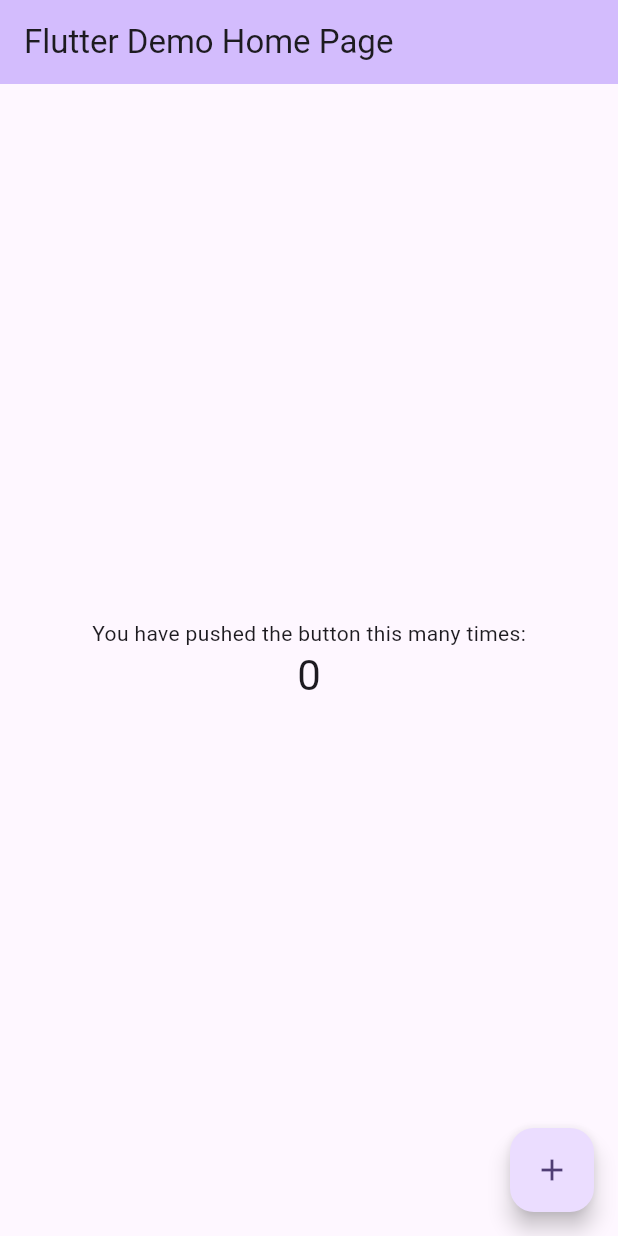
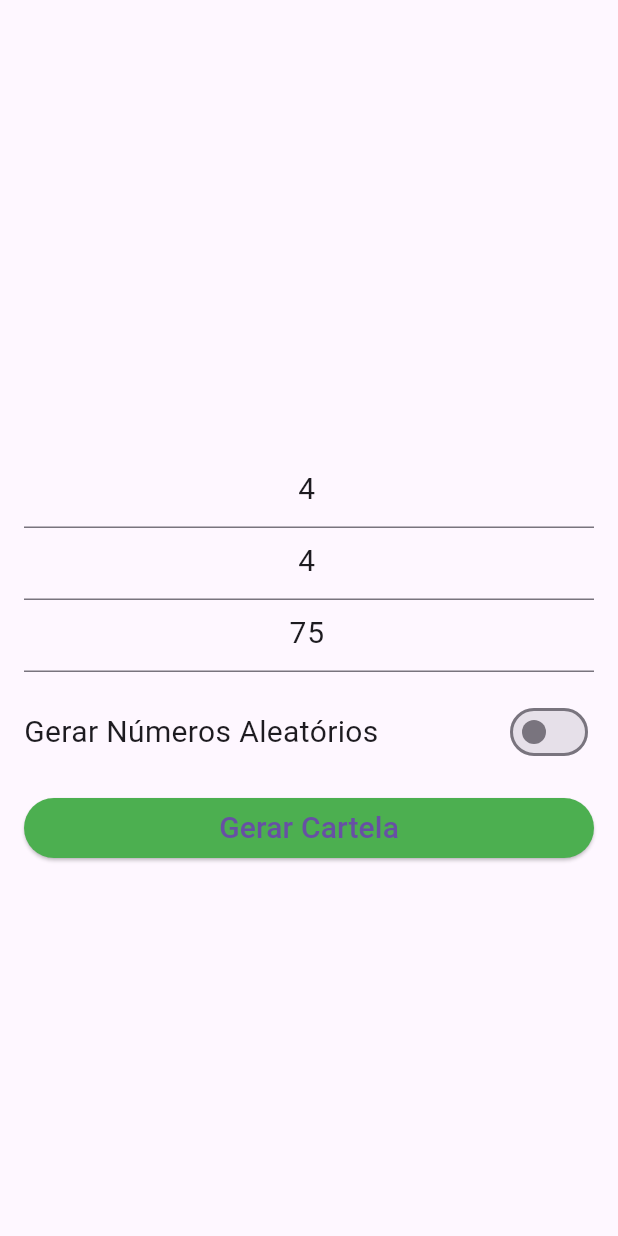
Before and after one commit to domini-apps/bingo-flutter, a Flutter app: the screen it shows after launch, on a phone screen of 412 x 824 dp. Run offline on Flutter 3.47's test engine with Material 3 defaults, Android fonts, the phone set to English and light mode, and no system bars.

Commit message:
primeira página, formulário

```diff
--- /dev/null
+++ b/lib/bingo_form.dart
@@ -0,0 +1,132 @@
+import 'package:flutter/material.dart';
+
+class BingoFormPage extends StatelessWidget {
+  @override
+  Widget build(BuildContext context) {
+    return Scaffold(
+      appBar: AppBar(
+        // title: Text('Bingo Form'),
+      ),
+      body: Center(
+        child: Padding(
+          padding: EdgeInsets.all(16.0),
+          child: BingoForm(),
+        ),
+      ),
+    );
+  }
+}
+
+class BingoForm extends StatefulWidget {
+  @override
+  _BingoFormState createState() => _BingoFormState();
+}
+
+class _BingoFormState extends State<BingoForm> {
+  int _numRows = 4;
+  int _numColumns = 4;
+  int _gameSize = 75;
+  bool _randomNumbersEnabled = false;
+
+  void _generateCard() {
+    // Implementar a lógica para gerar a cartela com base nos valores preenchidos
+    print('Gerando cartela com $_numRows linhas, $_numColumns colunas e tamanho de $_gameSize');
+  }
+
+  @override
+  Widget build(BuildContext context) {
+    return Column(
+      mainAxisAlignment: MainAxisAlignment.center,
+      crossAxisAlignment: CrossAxisAlignment.stretch,
+      children: <Widget>[
+        TextField(
+          textAlign: TextAlign.center,
+          style: TextStyle(fontSize: 20.0),
+          decoration: InputDecoration(
+            hintText: 'Linhas (Padrão: 4)',
+            contentPadding: EdgeInsets.only(bottom: 5.0),
+          ),
+          keyboardType: TextInputType.number,
+          controller: TextEditingController(text: '$_numRows'),
+          onChanged: (value) {
+            setState(() {
+              _numRows = int.tryParse(value) ?? 4;
+              if (_numRows < 2) {
+                _numRows = 2;
+              } else if (_numRows > 7) {
+                _numRows = 7;
+              }
+            });
+          },
+        ),
+        TextField(
+          textAlign: TextAlign.center,
+          style: TextStyle(fontSize: 20.0),
+          decoration: InputDecoration(
+            hintText: 'Colunas (Padrão: 4)',
+            contentPadding: EdgeInsets.only(bottom: 5.0),
+          ),
+          keyboardType: TextInputType.number,
+          controller: TextEditingController(text: '$_numColumns'),
+          onChanged: (value) {
+            setState(() {
+              _numColumns = int.tryParse(value) ?? 4;
+              if (_numColumns < 2) {
+                _numColumns = 2;
+              } else if (_numColumns > 7) {
+                _numColumns = 7;
+              }
+            });
+          },
+        ),
+        TextField(
+          textAlign: TextAlign.center,
+          style: TextStyle(fontSize: 20.0),
+          decoration: InputDecoration(
+            hintText: 'Tamanho do Jogo (Padrão: 75)',
+            contentPadding: EdgeInsets.only(bottom: 5.0),
+          ),
+          keyboardType: TextInputType.number,
+          controller: TextEditingController(text: '$_gameSize'),
+          onChanged: (value) {
+            setState(() {
+              _gameSize = int.tryParse(value) ?? 75;
+              if (_gameSize < 75) {
+                _gameSize = 75;
+              } else if (_gameSize > 99) {
+                _gameSize = 99;
+              }
+            });
+          },
+        ),
+        SizedBox(height: 16.0),
+        Row(
+          mainAxisAlignment: MainAxisAlignment.spaceBetween,
+          children: <Widget>[
+            Text('Gerar Números Aleatórios', style: TextStyle(fontSize: 20.0)),
+            Switch(
+              value: _randomNumbersEnabled,
+              onChanged: (value) {
+                setState(() {
+                  _randomNumbersEnabled = value;
+                });
+              },
+              activeColor: Colors.green,
+            ),
+          ],
+        ),
+        SizedBox(height: 16.0),
+        ElevatedButton(
+          onPressed: () {
+            _generateCard();
+            // Navegar para a próxima página
+          },
+          style: ButtonStyle(
+            backgroundColor: MaterialStateProperty.all<Color>(Colors.green),
+          ),
+          child: Text('Gerar Cartela', style: TextStyle(fontSize: 20.0)),
+        ),
+      ],
+    );
+  }
+}
--- a/lib/main.dart
+++ b/lib/main.dart
@@ -1,125 +1,23 @@
 import 'package:flutter/material.dart';
+import 'bingo_form.dart';
 
 void main() {
-  runApp(const MyApp());
+  runApp(MyApp());
 }
 
 class MyApp extends StatelessWidget {
-  const MyApp({super.key});
-
-  // This widget is the root of your application.
   @override
   Widget build(BuildContext context) {
     return MaterialApp(
-      title: 'Flutter Demo',
+      title: 'Bingo App',
       theme: ThemeData(
-        // This is the theme of your application.
-        //
-        // TRY THIS: Try running your application with "flutter run". You'll see
-        // the application has a purple toolbar. Then, without quitting the app,
-        // try changing the seedColor in the colorScheme below to Colors.green
-        // and then invoke "hot reload" (save your changes or press the "hot
-        // reload" button in a Flutter-supported IDE, or press "r" if you used
-        // the command line to start the app).
-        //
-        // Notice that the counter didn't reset back to zero; the application
-        // state is not lost during the reload. To reset the state, use hot
-        // restart instead.
-        //
-        // This works for code too, not just values: Most code changes can be
-        // tested with just a hot reload.
-        colorScheme: ColorScheme.fromSeed(seedColor: Colors.deepPurple),
-        useMaterial3: true,
+        primarySwatch: Colors.blue,
       ),
-      home: const MyHomePage(title: 'Flutter Demo Home Page'),
+      initialRoute: '/',
+      routes: {
+        '/': (context) => BingoFormPage(),
+        // Adicionar outros caminhos
+      },
     );
   }
 }
-
-class MyHomePage extends StatefulWidget {
-  const MyHomePage({super.key, required this.title});
-
-  // This widget is the home page of your application. It is stateful, meaning
-  // that it has a State object (defined below) that contains fields that affect
-  // how it looks.
-
-  // This class is the configuration for the state. It holds the values (in this
-  // case the title) provided by the parent (in this case the App widget) and
-  // used by the build method of the State. Fields in a Widget subclass are
-  // always marked "final".
-
-  final String title;
-
-  @override
-  State<MyHomePage> createState() => _MyHomePageState();
-}
-
-class _MyHomePageState extends State<MyHomePage> {
-  int _counter = 0;
-
-  void _incrementCounter() {
-    setState(() {
-      // This call to setState tells the Flutter framework that something has
-      // changed in this State, which causes it to rerun the build method below
-      // so that the display can reflect the updated values. If we changed
-      // _counter without calling setState(), then the build method would not be
-      // called again, and so nothing would appear to happen.
-      _counter++;
-    });
-  }
-
-  @override
-  Widget build(BuildContext context) {
-    // This method is rerun every time setState is called, for instance as done
-    // by the _incrementCounter method above.
-    //
-    // The Flutter framework has been optimized to make rerunning build methods
-    // fast, so that you can just rebuild anything that needs updating rather
-    // than having to individually change instances of widgets.
-    return Scaffold(
-      appBar: AppBar(
-        // TRY THIS: Try changing the color here to a specific color (to
-        // Colors.amber, perhaps?) and trigger a hot reload to see the AppBar
-        // change color while the other colors stay the same.
-        backgroundColor: Theme.of(context).colorScheme.inversePrimary,
-        // Here we take the value from the MyHomePage object that was created by
-        // the App.build method, and use it to set our appbar title.
-        title: Text(widget.title),
-      ),
-      body: Center(
-        // Center is a layout widget. It takes a single child and positions it
-        // in the middle of the parent.
-        child: Column(
-          // Column is also a layout widget. It takes a list of children and
-          // arranges them vertically. By default, it sizes itself to fit its
-          // children horizontally, and tries to be as tall as its parent.
-          //
-          // Column has various properties to control how it sizes itself and
-          // how it positions its children. Here we use mainAxisAlignment to
-          // center the children vertically; the main axis here is the vertical
-          // axis because Columns are vertical (the cross axis would be
-          // horizontal).
-          //
-          // TRY THIS: Invoke "debug painting" (choose the "Toggle Debug Paint"
-          // action in the IDE, or press "p" in the console), to see the
-          // wireframe for each widget.
-          mainAxisAlignment: MainAxisAlignment.center,
-          children: <Widget>[
-            const Text(
-              'You have pushed the button this many times:',
-            ),
-            Text(
-              '$_counter',
-              style: Theme.of(context).textTheme.headlineMedium,
-            ),
-          ],
-        ),
-      ),
-      floatingActionButton: FloatingActionButton(
-        onPressed: _incrementCounter,
-        tooltip: 'Increment',
-        child: const Icon(Icons.add),
-      ), // This trailing comma makes auto-formatting nicer for build methods.
-    );
-  }
-}
```
